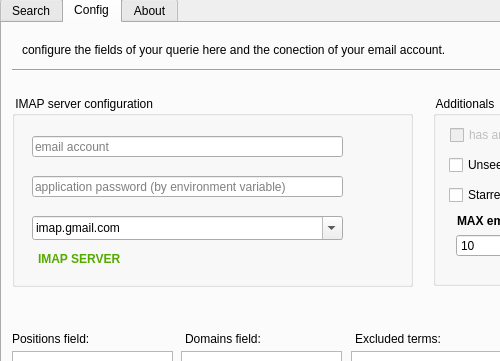
The window that ui/main_window.ui (TitoBarrosTI/m_chase_box) describes before a commit, drawn with Qt 5; both pictures show x 0 to 500 and y 0 to 361 of the 1020 by 833 pixel window.
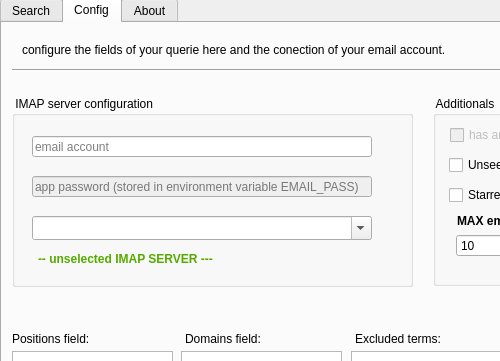
The same window after the commit.

Commit message:
feat: add env var validation and UI field feedback
- Validate EMAIL_PASS env var before IMAP connection
- Move empty email/password check out of IMAP script
- Add border color feedback on password field

Diff of the .ui file:
```diff
--- a/ui/main_window.ui
+++ b/ui/main_window.ui
@@ -676,7 +676,7 @@
         <rect>
          <x>20</x>
          <y>40</y>
-         <width>311</width>
+         <width>340</width>
          <height>21</height>
         </rect>
        </property>
@@ -688,19 +688,22 @@
        </property>
       </widget>
       <widget class="QLineEdit" name="edtAppPass">
+       <property name="enabled">
+        <bool>false</bool>
+       </property>
        <property name="geometry">
         <rect>
          <x>20</x>
          <y>80</y>
-         <width>311</width>
+         <width>340</width>
          <height>21</height>
         </rect>
        </property>
        <property name="echoMode">
-        <enum>QLineEdit::EchoMode::Password</enum>
+        <enum>QLineEdit::EchoMode::Normal</enum>
        </property>
        <property name="placeholderText">
-        <string>application password (by environment variable)</string>
+        <string>app password (stored in environment variable EMAIL_PASS) </string>
        </property>
       </widget>
       <widget class="QComboBox" name="cbxIMAP">
@@ -708,7 +711,7 @@
         <rect>
          <x>20</x>
          <y>120</y>
-         <width>311</width>
+         <width>340</width>
          <height>24</height>
         </rect>
        </property>
@@ -716,7 +719,7 @@
         <bool>true</bool>
        </property>
        <property name="currentIndex">
-        <number>0</number>
+        <number>-1</number>
        </property>
        <property name="placeholderText">
         <string>IMAP server (ex: imap.gmail.com)</string>
@@ -827,7 +830,7 @@
 }</string>
        </property>
        <property name="text">
-        <string>IMAP SERVER</string>
+        <string>-- unselected IMAP SERVER ---</string>
        </property>
       </widget>
      </widget>
```
The commit also changes 2 other files.
